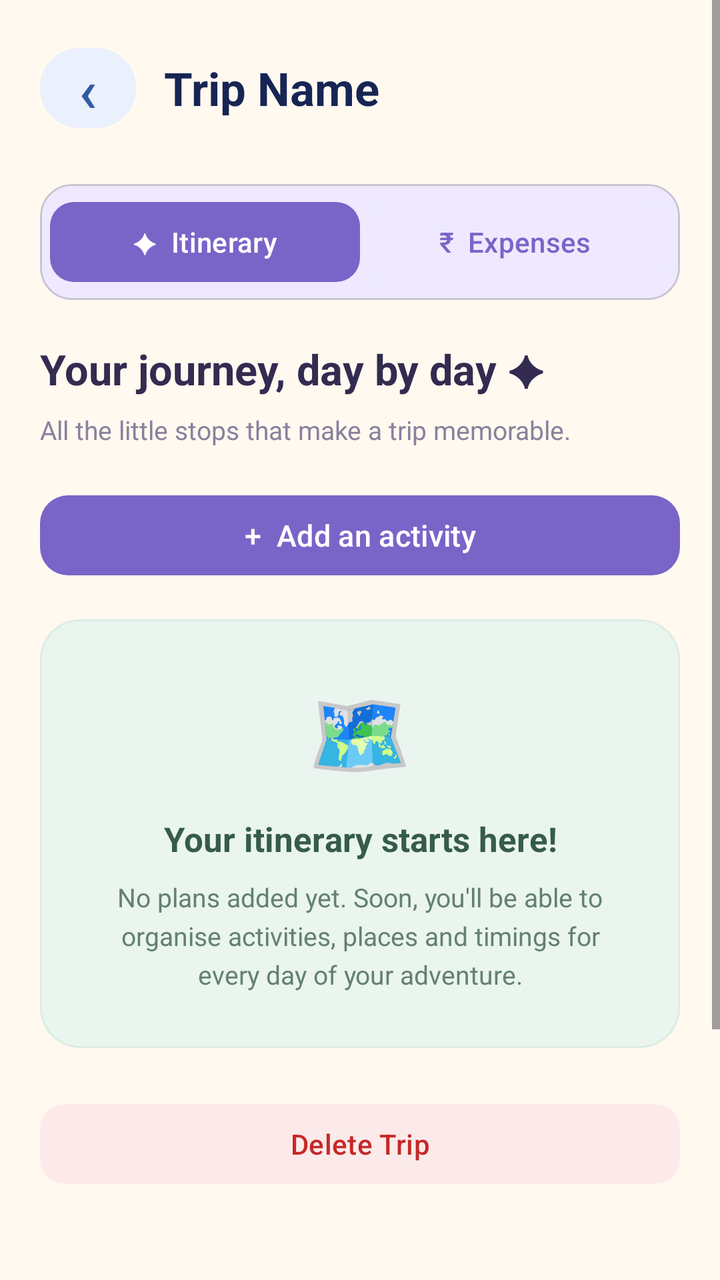
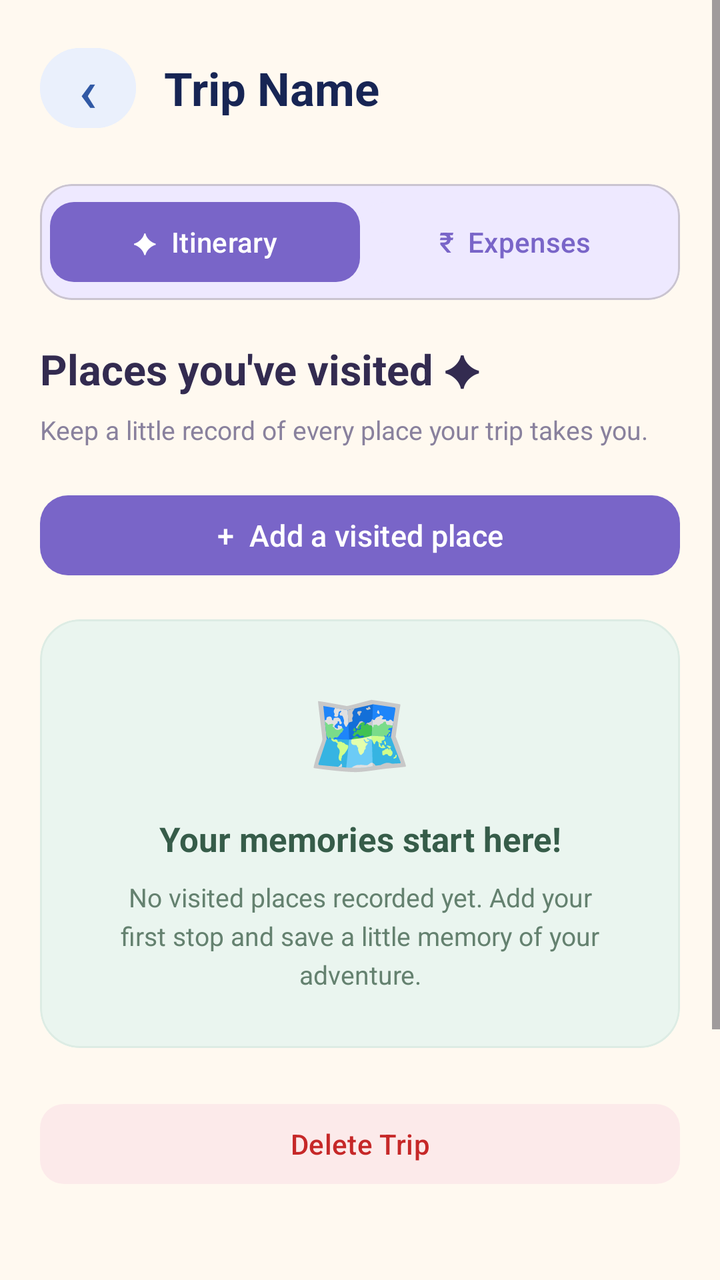

An Android layout rendered at two revisions. The XML below is the earlier revision; the diff shows what the commit changed to produce the second picture.
<!-- AndroidManifest.xml: application theme Theme.SplitTrip -->
<!-- res/layout/activity_main.xml -->
<?xml version="1.0" encoding="utf-8"?>
<ScrollView
    xmlns:android="http://schemas.android.com/apk/res/android"
    xmlns:app="http://schemas.android.com/apk/res-auto"
    android:layout_width="match_parent"
    android:layout_height="match_parent"
    android:background="#FFF9F0"
    android:fillViewport="true">

    <LinearLayout
        android:layout_width="match_parent"
        android:layout_height="wrap_content"
        android:orientation="vertical"
        android:padding="20dp"
        android:clipToPadding="false">

        
        <LinearLayout
            android:layout_width="match_parent"
            android:layout_height="wrap_content"
            android:gravity="center_vertical"
            android:orientation="horizontal"
            android:layout_marginBottom="24dp">

            <Button
                android:id="@+id/backButton"
                android:layout_width="48dp"
                android:layout_height="48dp"
                android:minWidth="0dp"
                android:minHeight="0dp"
                android:text="‹"
                android:textSize="30sp"
                android:textColor="#3159A5"
                android:backgroundTint="#EAF0FC"
                android:padding="0dp" />

            <TextView
                android:id="@+id/tripTitleText"
                android:layout_width="0dp"
                android:layout_height="wrap_content"
                android:layout_weight="1"
                android:layout_marginStart="14dp"
                android:text="Trip Name"
                android:textSize="23sp"
                android:textStyle="bold"
                android:textColor="#172554"
                android:maxLines="1"
                android:ellipsize="end" />

        </LinearLayout>


        
        <com.google.android.material.card.MaterialCardView
            android:layout_width="match_parent"
            android:layout_height="wrap_content"
            android:layout_marginBottom="20dp"
            app:cardCornerRadius="16dp"
            app:cardElevation="0dp"
            app:cardBackgroundColor="#EEE9FF">

            <LinearLayout
                android:layout_width="match_parent"
                android:layout_height="wrap_content"
                android:orientation="horizontal"
                android:padding="5dp">

                <com.google.android.material.button.MaterialButton
                    android:id="@+id/itineraryTabButton"
                    android:layout_width="0dp"
                    android:layout_height="48dp"
                    android:layout_weight="1"
                    android:text="✦  Itinerary"
                    android:textAllCaps="false"
                    android:textColor="#FFFFFF"
                    android:textSize="14sp"
                    app:cornerRadius="12dp"
                    app:backgroundTint="#7965C8"
                    app:elevation="0dp" />

                <com.google.android.material.button.MaterialButton
                    android:id="@+id/expensesTabButton"
                    android:layout_width="0dp"
                    android:layout_height="48dp"
                    android:layout_weight="1"
                    android:text="₹  Expenses"
                    android:textAllCaps="false"
                    android:textColor="#7965C8"
                    android:textSize="14sp"
                    app:cornerRadius="12dp"
                    app:backgroundTint="#EEE9FF"
                    app:elevation="0dp" />

            </LinearLayout>

        </com.google.android.material.card.MaterialCardView>


    
    <LinearLayout
        android:id="@+id/itinerarySection"
        android:layout_width="match_parent"
        android:layout_height="wrap_content"
        android:orientation="vertical"
        android:visibility="visible">

        <TextView
            android:layout_width="match_parent"
            android:layout_height="wrap_content"
            android:text="Your journey, day by day ✦"
            android:textColor="#332B50"
            android:textSize="21sp"
            android:textStyle="bold"
            android:layout_marginBottom="7dp" />

        <TextView
            android:layout_width="match_parent"
            android:layout_height="wrap_content"
            android:text="All the little stops that make a trip memorable."
            android:textColor="#89819D"
            android:textSize="13sp"
            android:layout_marginBottom="20dp" />

        <com.google.android.material.button.MaterialButton
            android:id="@+id/addActivityButton"
            android:layout_width="match_parent"
            android:layout_height="wrap_content"
            android:text="+  Add an activity"
            android:textAllCaps="false"
            android:textSize="15sp"
            android:textColor="#FFFFFF"
            android:layout_marginBottom="18dp"
            app:backgroundTint="#7965C8"
            app:cornerRadius="14dp"
            app:elevation="0dp" />

        <com.google.android.material.card.MaterialCardView
            android:id="@+id/itineraryEmptyCard"
            android:layout_width="match_parent"
            android:layout_height="wrap_content"
            app:cardCornerRadius="20dp"
            app:cardElevation="0dp"
            app:strokeWidth="1dp"
            app:strokeColor="#DDECE4"
            app:cardBackgroundColor="#EAF5EF">

            <LinearLayout
                android:layout_width="match_parent"
                android:layout_height="wrap_content"
                android:orientation="vertical"
                android:gravity="center"
                android:padding="28dp">

                <TextView
                    android:layout_width="wrap_content"
                    android:layout_height="wrap_content"
                    android:text="🗺️"
                    android:textSize="42sp" />

                <TextView
                    android:layout_width="match_parent"
                    android:layout_height="wrap_content"
                    android:text="Your itinerary starts here!"
                    android:textColor="#365C49"
                    android:textSize="17sp"
                    android:textStyle="bold"
                    android:gravity="center"
                    android:layout_marginTop="14dp" />

                <TextView
                    android:id="@+id/itineraryEmptyText"
                    android:layout_width="match_parent"
                    android:layout_height="wrap_content"
                    android:text="No plans added yet. Soon, you'll be able to organise activities, places and timings for every day of your adventure."
                    android:textColor="#64816F"
                    android:textSize="13sp"
                    android:gravity="center"
                    android:lineSpacingExtra="4dp"
                    android:layout_marginTop="9dp" />

            </LinearLayout>

        </com.google.android.material.card.MaterialCardView>
        <LinearLayout
            android:id="@+id/itineraryListContainer"
            android:layout_width="match_parent"
            android:layout_height="wrap_content"
            android:orientation="vertical" />
    </LinearLayout>

    
    <LinearLayout
        android:id="@+id/expensesSection"
        android:layout_width="match_parent"
        android:layout_height="wrap_content"
        android:orientation="vertical"
        android:visibility="gone">


    
        <com.google.android.material.card.MaterialCardView
            android:layout_width="match_parent"
            android:layout_height="wrap_content"
            app:cardCornerRadius="20dp"
            app:cardElevation="0dp"
            app:cardBackgroundColor="#3159A5">

            <LinearLayout
                android:layout_width="match_parent"
                android:layout_height="wrap_content"
                android:orientation="vertical"
                android:padding="24dp">

                <TextView
                    android:layout_width="wrap_content"
                    android:layout_height="wrap_content"
                    android:text="TOTAL TRIP EXPENSES"
                    android:textColor="#DCE7FF"
                    android:textSize="12sp"
                    android:textStyle="bold"
                    android:letterSpacing="0.10" />

                <TextView
                    android:id="@+id/totalSpentText"
                    android:layout_width="match_parent"
                    android:layout_height="wrap_content"
                    android:text="Total Trip Cost: ₹0"
                    android:textColor="#FFFFFF"
                    android:textSize="28sp"
                    android:textStyle="bold"
                    android:layout_marginTop="12dp"
                    android:maxLines="2"
                    android:ellipsize="end" />

                <View
                    android:layout_width="48dp"
                    android:layout_height="3dp"
                    android:layout_marginTop="16dp"
                    android:background="#AFC8FF" />

                <TextView
                    android:layout_width="wrap_content"
                    android:layout_height="wrap_content"
                    android:layout_marginTop="12dp"
                    android:text="Keep track of every shared expense"
                    android:textColor="#DCE7FF"
                    android:textSize="12sp" />

            </LinearLayout>

        </com.google.android.material.card.MaterialCardView>



        <com.google.android.material.card.MaterialCardView
            android:layout_width="match_parent"
            android:layout_height="wrap_content"
            android:layout_marginTop="12dp"
            android:layout_marginBottom="12dp"
            app:cardCornerRadius="16dp"
            app:cardElevation="2dp"
            app:strokeColor="#E5E7EB"
            app:strokeWidth="1dp"
            app:cardBackgroundColor="#FFFFFF">

            <LinearLayout
                android:layout_width="match_parent"
                android:layout_height="wrap_content"
                android:orientation="vertical"
                android:padding="16dp">

                <LinearLayout
                    android:layout_width="match_parent"
                    android:layout_height="wrap_content"
                    android:gravity="center_vertical"
                    android:orientation="horizontal">

                    <TextView
                        android:layout_width="0dp"
                        android:layout_height="wrap_content"
                        android:layout_weight="1"
                        android:text="Trip Members"
                        android:textColor="#172033"
                        android:textSize="18sp"
                        android:textStyle="bold" />

                    <com.google.android.material.button.MaterialButton
                        android:id="@+id/addMemberButton"
                        android:layout_width="wrap_content"
                        android:layout_height="wrap_content"
                        android:text="Add"
                        android:textAllCaps="false"
                        app:icon="@android:drawable/ic_input_add"
                        app:iconGravity="textStart" />

                </LinearLayout>

                <LinearLayout
                    android:id="@+id/memberListContainer"
                    android:layout_width="match_parent"
                    android:layout_height="wrap_content"
                    android:orientation="vertical"
                    android:paddingTop="12dp">

                    <TextView
                        android:id="@+id/memberEmptyText"
                        android:layout_width="match_parent"
                        android:layout_height="wrap_content"
                        android:gravity="center"
                        android:padding="16dp"
                        android:text="No members added yet."
                        android:textColor="#526078"
                        android:textSize="14sp" />

                </LinearLayout>

            </LinearLayout>

        </com.google.android.material.card.MaterialCardView>


        
        <TextView
            android:layout_width="match_parent"
            android:layout_height="wrap_content"
            android:text="Add an expense"
            android:textColor="#172554"
            android:textSize="19sp"
            android:textStyle="bold"
            android:layout_marginTop="28dp"
            android:layout_marginBottom="12dp" />

        <com.google.android.material.card.MaterialCardView
            android:layout_width="match_parent"
            android:layout_height="wrap_content"
            app:cardCornerRadius="18dp"
            app:cardElevation="0dp"
            app:strokeWidth="1dp"
            app:strokeColor="#E8ECF3"
            app:cardBackgroundColor="#FFFFFF">

            <LinearLayout
                android:layout_width="match_parent"
                android:layout_height="wrap_content"
                android:orientation="vertical"
                android:padding="18dp">

                <EditText
                    android:textColor="#172554"
                    android:textColorHint="#8490A5"
                    android:backgroundTint="#3159A5"
                    android:textSize="15sp"
                    android:id="@+id/payerInput"
                    android:layout_width="match_parent"
                    android:layout_height="wrap_content"
                    android:hint="Who paid?"
                    android:singleLine="true"
                    android:inputType="textCapWords"
                    android:padding="14dp" />

                <EditText
                    android:textColor="#172554"
                    android:textColorHint="#8490A5"
                    android:backgroundTint="#3159A5"
                    android:textSize="15sp"
                    android:id="@+id/amountInput"
                    android:layout_width="match_parent"
                    android:layout_height="wrap_content"
                    android:hint="Amount (₹)"
                    android:singleLine="true"
                    android:inputType="numberDecimal"
                    android:layout_marginTop="10dp"
                    android:padding="14dp" />

                <EditText
                    android:textColor="#172554"
                    android:textColorHint="#8490A5"
                    android:backgroundTint="#3159A5"
                    android:textSize="15sp"
                    android:id="@+id/descInput"
                    android:layout_width="match_parent"
                    android:layout_height="wrap_content"
                    android:hint="What was it for?"
                    android:singleLine="true"
                    android:inputType="textCapSentences"
                    android:layout_marginTop="10dp"
                    android:padding="14dp" />

                <com.google.android.material.button.MaterialButton
                    android:id="@+id/addExpenseButton"
                    android:layout_width="match_parent"
                    android:layout_height="wrap_content"
                    android:text="Add Expense"
                    android:textAllCaps="false"
                    android:textSize="15sp"
                    android:layout_marginTop="16dp"
                    app:cornerRadius="12dp" />

            </LinearLayout>

        </com.google.android.material.card.MaterialCardView>

        
        <TextView
            android:layout_width="match_parent"
            android:layout_height="wrap_content"
            android:text="Expense history"
            android:textColor="#172554"
            android:textSize="19sp"
            android:textStyle="bold"
            android:layout_marginTop="28dp"
            android:layout_marginBottom="12dp" />

        <com.google.android.material.card.MaterialCardView
            android:layout_width="match_parent"
            android:layout_height="wrap_content"
            app:cardCornerRadius="18dp"
            app:cardElevation="0dp"
            app:strokeWidth="1dp"
            app:strokeColor="#E8ECF3"
            app:cardBackgroundColor="#FFFFFF">

            <LinearLayout
                android:id="@+id/expenseListContainer"
                android:layout_width="match_parent"
                android:layout_height="wrap_content"
                android:orientation="vertical"
                android:padding="8dp">

                <TextView
                    android:id="@+id/expenseEmptyText"
                    android:layout_width="match_parent"
                    android:layout_height="wrap_content"
                    android:text="No expenses recorded yet."
                    android:textColor="#526078"
                    android:textSize="14sp"
                    android:gravity="center"
                    android:padding="18dp"
                    android:visibility="visible"/>

            </LinearLayout>

        </com.google.android.material.card.MaterialCardView>

    </LinearLayout>

        
        <com.google.android.material.button.MaterialButton
            android:id="@+id/deleteTripButton"
            android:layout_width="match_parent"
            android:layout_height="wrap_content"
            android:text="Delete Trip"
            android:textAllCaps="false"
            android:textColor="#C62828"
            android:layout_marginTop="24dp"
            android:layout_marginBottom="180dp"
            app:backgroundTint="#FCEAEA"
            app:cornerRadius="12dp" />

    </LinearLayout>

</ScrollView>
<!-- resources referenced by this layout -->
<resources>
  <style name="Theme.SplitTrip" parent="Base.Theme.SplitTrip" />
  <style name="Base.Theme.SplitTrip" parent="Theme.Material3.DayNight.NoActionBar">
          
          
      </style>
</resources>

<!-- the commit's change to res/layout/activity_main.xml (unified diff, before → after) -->
@@ -107,7 +107,7 @@
         <TextView
             android:layout_width="match_parent"
             android:layout_height="wrap_content"
-            android:text="Your journey, day by day ✦"
+            android:text="Places you've visited ✦"
             android:textColor="#332B50"
             android:textSize="21sp"
             android:textStyle="bold"
@@ -116,7 +116,7 @@
         <TextView
             android:layout_width="match_parent"
             android:layout_height="wrap_content"
-            android:text="All the little stops that make a trip memorable."
+            android:text="Keep a little record of every place your trip takes you."
             android:textColor="#89819D"
             android:textSize="13sp"
             android:layout_marginBottom="20dp" />
@@ -125,7 +125,7 @@
             android:id="@+id/addActivityButton"
             android:layout_width="match_parent"
             android:layout_height="wrap_content"
-            android:text="+  Add an activity"
+            android:text="+  Add a visited place"
             android:textAllCaps="false"
             android:textSize="15sp"
             android:textColor="#FFFFFF"
@@ -160,7 +160,7 @@
                 <TextView
                     android:layout_width="match_parent"
                     android:layout_height="wrap_content"
-                    android:text="Your itinerary starts here!"
+                    android:text="Your memories start here!"
                     android:textColor="#365C49"
                     android:textSize="17sp"
                     android:textStyle="bold"
@@ -171,7 +171,7 @@
                     android:id="@+id/itineraryEmptyText"
                     android:layout_width="match_parent"
                     android:layout_height="wrap_content"
-                    android:text="No plans added yet. Soon, you'll be able to organise activities, places and timings for every day of your adventure."
+                    android:text="No visited places recorded yet. Add your first stop and save a little memory of your adventure."
                     android:textColor="#64816F"
                     android:textSize="13sp"
                     android:gravity="center"
